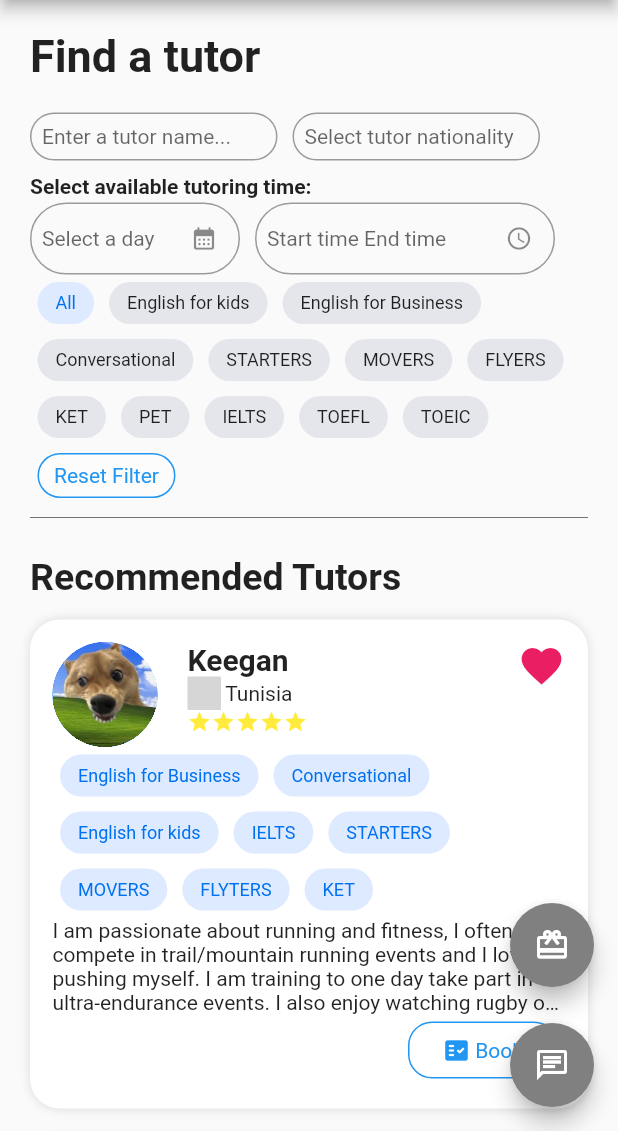
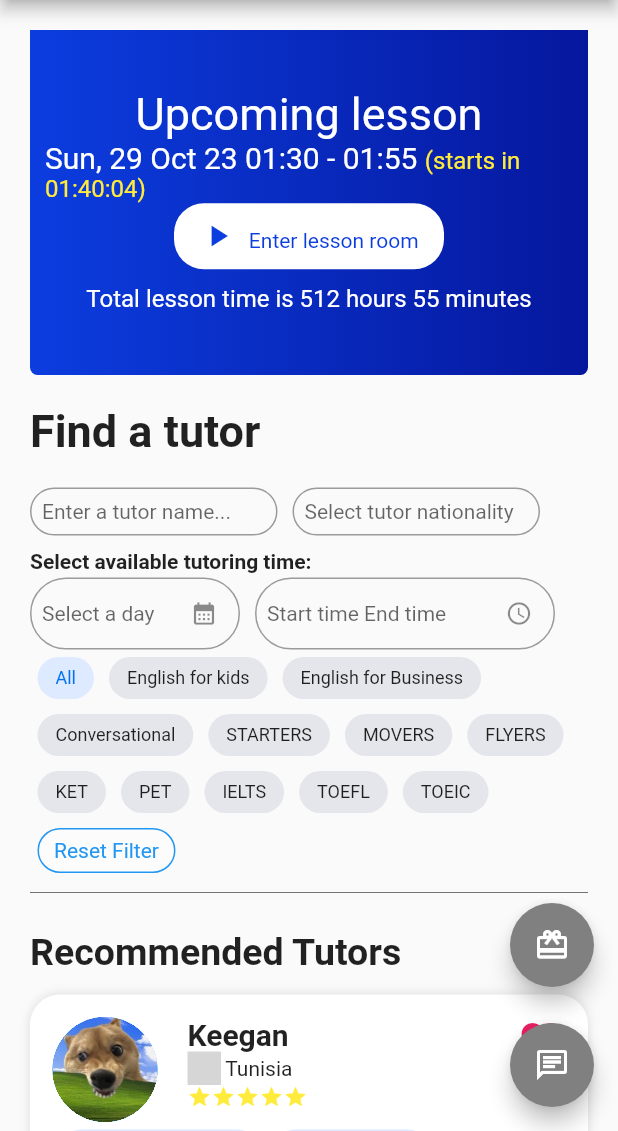
Before and after one commit to Erel0251/2023_cq_advanced_mobile_development, a Flutter app: the MainBody screen opened directly, after a tap on an icon or button, on a phone screen of 412 x 824 dp, the part 105-1236 px from its top. Run offline on Flutter 3.47's test engine with Material 2 defaults, Android fonts, the phone set to English and light mode, and no system bars; our stand-ins replace flutter_svg, video_player; missing offline and left inert: flag; grey boxes are pictures that could not be loaded.

Commit message:
update drawer icons

```diff
--- a/lib/main.dart
+++ b/lib/main.dart
@@ -12,9 +12,9 @@ import 'views/login_screen.dart'; //            1
 
 /*
 Login                           95% password hide/show
-  |-- Home (Tutors)             80% menu list item
-      |-- Tutor (Detail)        70% table
-      |-- Schedule              85% need Date row and implement class
+  |-- Home (Tutors)             90% Button filter time
+      |-- Tutor (Detail)        80% table
+      |-- Schedule              90% need implement class
           |-- Call              80% minor stuff
       |-- History               95% dropdown Request and Review
       |-- Courses               95%
--- a/lib/views/history_screen.dart
+++ b/lib/views/history_screen.dart
@@ -1,5 +1,4 @@
 import 'package:flutter/material.dart';
-import 'package:test_route/widgets/avatar.dart';
 import 'package:test_route/widgets/card.dart';
 import 'package:test_route/widgets/header.dart';
 import 'package:test_route/widgets/body.dart';
--- a/lib/views/home_screen.dart
+++ b/lib/views/home_screen.dart
@@ -3,6 +3,7 @@ import 'package:flutter/material.dart';
 import 'package:test_route/views/tutor_screen.dart';
 import 'package:test_route/widgets/button.dart';
 import 'package:test_route/widgets/body.dart';
+import 'package:test_route/widgets/pagination.dart';
 
 class Banner extends StatelessWidget {
   const Banner({super.key});
@@ -10,8 +11,8 @@ class Banner extends StatelessWidget {
   @override
   Widget build(BuildContext context) {
     return Container(
-      margin: const EdgeInsets.symmetric(horizontal: 5),
       padding: const EdgeInsets.all(10),
+      margin: const EdgeInsets.only(bottom: 20),
       decoration: const BoxDecoration(
         borderRadius: BorderRadius.vertical(bottom: Radius.circular(5)),
         gradient: LinearGradient(
@@ -21,7 +22,7 @@ class Banner extends StatelessWidget {
           ],
         ),
       ),
-      height: 200,
+      height: 230,
       child: Column(
         mainAxisAlignment: MainAxisAlignment.center,
         children: [
@@ -70,6 +71,7 @@ class Banner extends StatelessWidget {
                 Text(
                   'Enter lesson room',
                   style: TextStyle(
+                    height: 2,
                     color: Color.fromARGB(255, 12, 61, 223),
                   ),
                 ),
@@ -80,6 +82,7 @@ class Banner extends StatelessWidget {
             'Total lesson time is 512 hours 55 minutes',
             style: TextStyle(
               fontSize: 16,
+              height: 2,
               color: Colors.white,
             ),
           )
@@ -308,6 +311,7 @@ class Body extends StatelessWidget {
       child: const Column(
         crossAxisAlignment: CrossAxisAlignment.start,
         children: [
+          Banner(),
           Text(
             'Find a tutor',
             style: TextStyle(
@@ -484,6 +488,7 @@ class Body extends StatelessWidget {
             tags: ['', '', '', ''],
             bio: 'Ut autem possimus ipsum esse.',
           ),
+          Pagination(5),
         ],
       ),
     );
--- a/lib/widgets/card.dart
+++ b/lib/widgets/card.dart
@@ -1,7 +1,6 @@
 import 'package:flag/flag.dart';
 import 'package:flutter/material.dart';
 import 'package:test_route/views/call_screen.dart';
-import 'package:test_route/views/schedule_screen.dart';
 import 'package:test_route/widgets/avatar.dart';
 import 'package:test_route/views/course_info_screen.dart';
 
--- a/lib/widgets/drawer.dart
+++ b/lib/widgets/drawer.dart
@@ -9,13 +9,24 @@ class DrawerOnly extends StatelessWidget {
   @override
   Widget build(BuildContext context) {
     return Container(
-      margin: const EdgeInsets.only(top: 99),
+      margin: const EdgeInsets.only(top: 90),
       child: Drawer(
         width: double.maxFinite,
         child: ListView(
           children: [
             ListTile(
-              leading: const Icon(Icons.verified_user),
+              leading: Container(
+                width: 38,
+                height: 38,
+                clipBehavior: Clip.hardEdge,
+                decoration: const BoxDecoration(
+                  shape: BoxShape.circle,
+                ),
+                child: Image.asset(
+                  'assets/images/avatar03.jpeg',
+                  fit: BoxFit.cover,
+                ),
+              ),
               title: const Text(
                 "Phhai",
                 style: TextStyle(fontSize: 15, fontWeight: FontWeight.bold),
@@ -25,7 +36,14 @@ class DrawerOnly extends StatelessWidget {
               },
             ),
             ListTile(
-              leading: const Icon(Icons.verified_user),
+              leading: const SizedBox(
+                width: 38,
+                height: 38,
+                child: Icon(
+                  Icons.calendar_today_outlined,
+                  color: Colors.blue,
+                ),
+              ),
               title: const Text(
                 "Recurring Lesson Schedule",
                 style: TextStyle(fontSize: 15, fontWeight: FontWeight.bold),
@@ -35,7 +53,14 @@ class DrawerOnly extends StatelessWidget {
               },
             ),
             ListTile(
-              leading: const Icon(Icons.verified_user),
+              leading: const SizedBox(
+                width: 38,
+                height: 38,
+                child: Icon(
+                  Icons.contacts_outlined,
+                  color: Colors.blue,
+                ),
+              ),
               title: const Text(
                 "Tutor",
                 style: TextStyle(fontSize: 15, fontWeight: FontWeight.bold),
@@ -45,7 +70,14 @@ class DrawerOnly extends StatelessWidget {
               },
             ),
             ListTile(
-              leading: const Icon(Icons.verified_user),
+              leading: const SizedBox(
+                width: 38,
+                height: 38,
+                child: Icon(
+                  Icons.calendar_month,
+                  color: Colors.blue,
+                ),
+              ),
               title: const Text(
                 "Schedule",
                 style: TextStyle(fontSize: 15, fontWeight: FontWeight.bold),
@@ -59,7 +91,14 @@ class DrawerOnly extends StatelessWidget {
               },
             ),
             ListTile(
-              leading: const Icon(Icons.history),
+              leading: const SizedBox(
+                width: 38,
+                height: 38,
+                child: Icon(
+                  Icons.history,
+                  color: Colors.blue,
+                ),
+              ),
               title: const Text(
                 "History",
                 style: TextStyle(fontSize: 15, fontWeight: FontWeight.bold),
@@ -73,7 +112,14 @@ class DrawerOnly extends StatelessWidget {
               },
             ),
             ListTile(
-              leading: const Icon(Icons.verified_user),
+              leading: const SizedBox(
+                width: 38,
+                height: 38,
+                child: Icon(
+                  Icons.school_outlined,
+                  color: Colors.blue,
+                ),
+              ),
               title: const Text(
                 "Courses",
                 style: TextStyle(fontSize: 15, fontWeight: FontWeight.bold),
@@ -87,7 +133,14 @@ class DrawerOnly extends StatelessWidget {
               },
             ),
             ListTile(
-              leading: const Icon(Icons.verified_user),
+              leading: const SizedBox(
+                width: 38,
+                height: 38,
+                child: Icon(
+                  Icons.menu_book_outlined,
+                  color: Colors.blue,
+                ),
+              ),
               title: const Text(
                 "My Course",
                 style: TextStyle(fontSize: 15, fontWeight: FontWeight.bold),
@@ -97,7 +150,14 @@ class DrawerOnly extends StatelessWidget {
               },
             ),
             ListTile(
-              leading: const Icon(Icons.verified_user),
+              leading: const SizedBox(
+                width: 38,
+                height: 38,
+                child: Icon(
+                  Icons.image_not_supported_outlined,
+                  color: Colors.blue,
+                ),
+              ),
               title: const Text(
                 "Become a tutor",
                 style: TextStyle(fontSize: 15, fontWeight: FontWeight.bold),
@@ -107,7 +167,14 @@ class DrawerOnly extends StatelessWidget {
               },
             ),
             ListTile(
-              leading: const Icon(Icons.verified_user),
+              leading: const SizedBox(
+                width: 38,
+                height: 38,
+                child: Icon(
+                  Icons.logout_outlined,
+                  color: Colors.blue,
+                ),
+              ),
               title: const Text(
                 "Logout",
                 style: TextStyle(fontSize: 15, fontWeight: FontWeight.bold),
```
